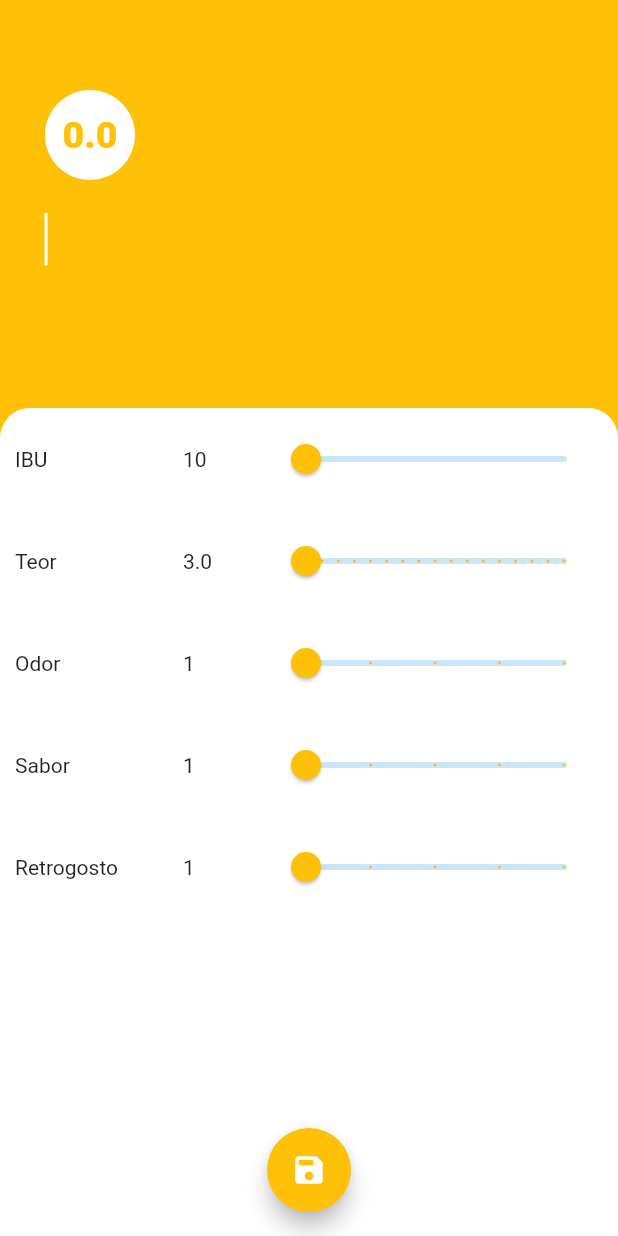
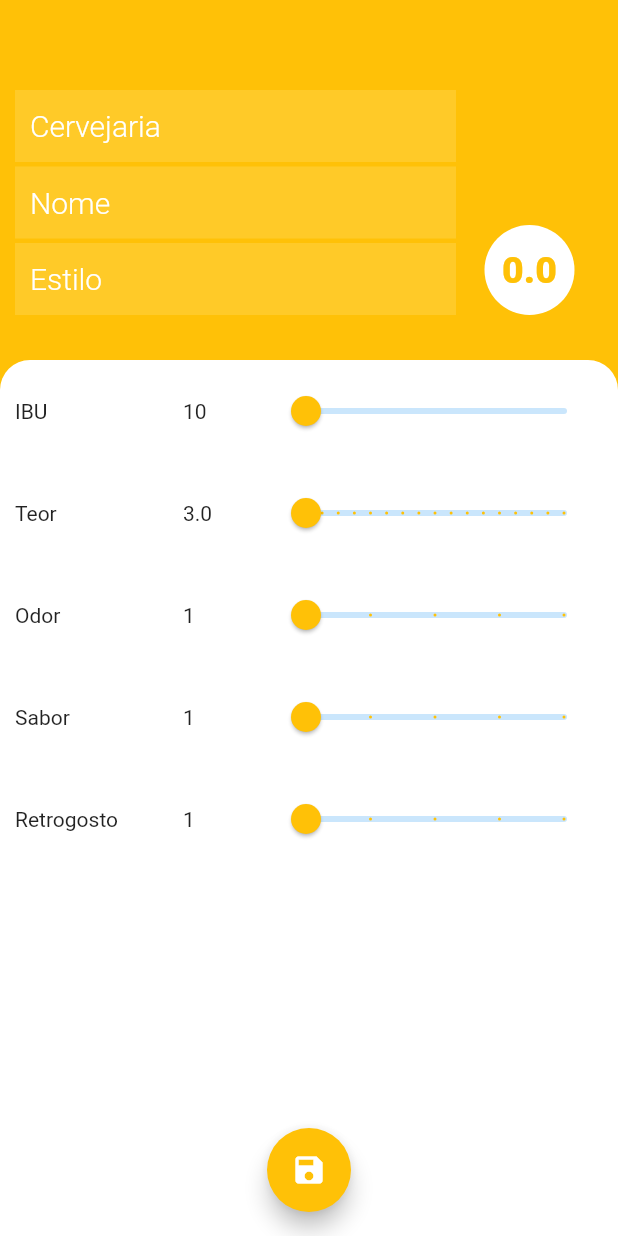
Before and after one commit to hqsander/beer-buddies, a Flutter app: the TelaEdicaoCerveja screen opened by its route, on a phone screen of 412 x 824 dp. Run offline on Flutter 3.47's test engine with Material 2 defaults, Android fonts, the light colour scheme and no system bars.

Commit message:
Implementa esboço de decoration padronizado para TextField

```diff
--- /dev/null
+++ b/lib/constantes.dart
@@ -0,0 +1,23 @@
+import 'package:flutter/material.dart';
+
+const kTextFieldDecoration = InputDecoration(
+  filled: true,
+  fillColor: Colors.amber,
+  hintText: 'Digite aqui...',
+  hintStyle: TextStyle(
+    color: Colors.white,
+    fontSize: 20,
+    fontWeight: FontWeight.w300,
+  ),
+  contentPadding: EdgeInsets.symmetric(
+    vertical: 1,
+    horizontal: 10,
+  ),
+  border: InputBorder.none,
+);
+
+const kTextStyleFormulario = TextStyle(
+  color: Colors.white,
+  fontSize: 20,
+  fontWeight: FontWeight.w300,
+);
--- a/lib/telas/tela_edicao_cerveja.dart
+++ b/lib/telas/tela_edicao_cerveja.dart
@@ -1,3 +1,4 @@
+import 'package:beer_buddies/constantes.dart';
 import 'package:beer_buddies/modelo/cerveja.dart';
 import 'package:beer_buddies/store.dart';
 import 'package:flutter/material.dart';
@@ -31,11 +32,19 @@ class _TelaEdicaoCervejaState extends State<TelaEdicaoCerveja> {
           color: Colors.white,
         ),
         onPressed: () {
-          cerveja.estilo = "Estilo";
           cerveja.possuiIbuInformado = true;
 
+          if (cerveja.cervejaria != null &&
+              cerveja.nome != null &&
+              cerveja.estilo != null &&
+              cerveja.ibu != null &&
+              cerveja.teor != null &&
+              cerveja.odor != null &&
+              cerveja.sabor != null &&
+              cerveja.retrogosto != null) {
             Provider.of<Store>(context, listen: false).addCerveja(cerveja);
             Navigator.pop(context);
+          }
         },
       ),
       backgroundColor: Colors.amber,
@@ -45,14 +54,53 @@ class _TelaEdicaoCervejaState extends State<TelaEdicaoCerveja> {
           Container(
             padding: EdgeInsets.only(
               top: 60,
-              left: 30,
-              right: 30,
+              left: 10,
+              right: 10,
               bottom: 30,
             ),
+            child: Row(
+              crossAxisAlignment: CrossAxisAlignment.end,
+              children: [
+                Expanded(
+                  flex: 3,
                   child: Column(
-              crossAxisAlignment: CrossAxisAlignment.start,
                     children: [
-                CircleAvatar(
+                      TextField(
+                        decoration: kTextFieldDecoration.copyWith(
+                            hintText: "Cervejaria",
+                            fillColor: Colors.amber.shade400),
+                        cursorColor: Colors.white,
+                        style: kTextStyleFormulario,
+                        onChanged: (cervejaria) =>
+                            cerveja.cervejaria = cervejaria,
+                      ),
+                      SizedBox(
+                        height: 3,
+                      ),
+                      TextField(
+                        decoration: kTextFieldDecoration.copyWith(
+                            hintText: "Nome", fillColor: Colors.amber.shade400),
+                        cursorColor: Colors.white,
+                        style: kTextStyleFormulario,
+                        onChanged: (nome) => cerveja.nome = nome,
+                      ),
+                      SizedBox(
+                        height: 3,
+                      ),
+                      TextField(
+                        decoration: kTextFieldDecoration.copyWith(
+                            hintText: "Estilo",
+                            fillColor: Colors.amber.shade400),
+                        cursorColor: Colors.white,
+                        style: kTextStyleFormulario,
+                        onChanged: (estilo) => cerveja.estilo = estilo,
+                      ),
+                    ],
+                  ),
+                ),
+                Expanded(
+                  flex: 1,
+                  child: CircleAvatar(
                     child: Text(
                       calculaMedia().toStringAsFixed(1),
                       style: TextStyle(
@@ -64,33 +112,6 @@ class _TelaEdicaoCervejaState extends State<TelaEdicaoCerveja> {
                     backgroundColor: Colors.white,
                     radius: 30,
                   ),
-                SizedBox(
-                  height: 10,
-                ),
-                TextField(
-                  cursorColor: Colors.white,
-                  autofocus: true,
-                  style: TextStyle(
-                    color: Colors.white,
-                    fontSize: 30,
-                    fontWeight: FontWeight.w700,
-                  ),
-                  decoration: InputDecoration(
-                    border: InputBorder.none,
-                  ),
-                  onChanged: (cervejaria) => cerveja.cervejaria = cervejaria,
-                ),
-                TextField(
-                  cursorColor: Colors.white,
-                  style: TextStyle(
-                    color: Colors.white,
-                    fontSize: 25,
-                    fontWeight: FontWeight.w300,
-                  ),
-                  decoration: InputDecoration(
-                    border: InputBorder.none,
-                  ),
-                  onChanged: (nome) => cerveja.nome = nome,
                 ),
               ],
             ),
--- a/lib/telas/tela_lista_cervejas.dart
+++ b/lib/telas/tela_lista_cervejas.dart
@@ -12,7 +12,17 @@ class TelaListaCervejas extends StatelessWidget {
       tiles.add(
         ListTile(
           title: Text(cerveja.cervejaria),
-          subtitle: Text(cerveja.nome),
+          subtitle: Text(cerveja.nome + " / " + cerveja.estilo),
+          trailing: Text(
+            cerveja.odor.toString() +
+                " - " +
+                cerveja.sabor.toString() +
+                " - " +
+                cerveja.retrogosto.toString() +
+                " - " +
+                ((cerveja.odor + cerveja.sabor + cerveja.retrogosto) / 3)
+                    .toStringAsFixed(1),
+          ),
         ),
       );
     });
```
Lines whose indentation alone changed are shown as unchanged.
